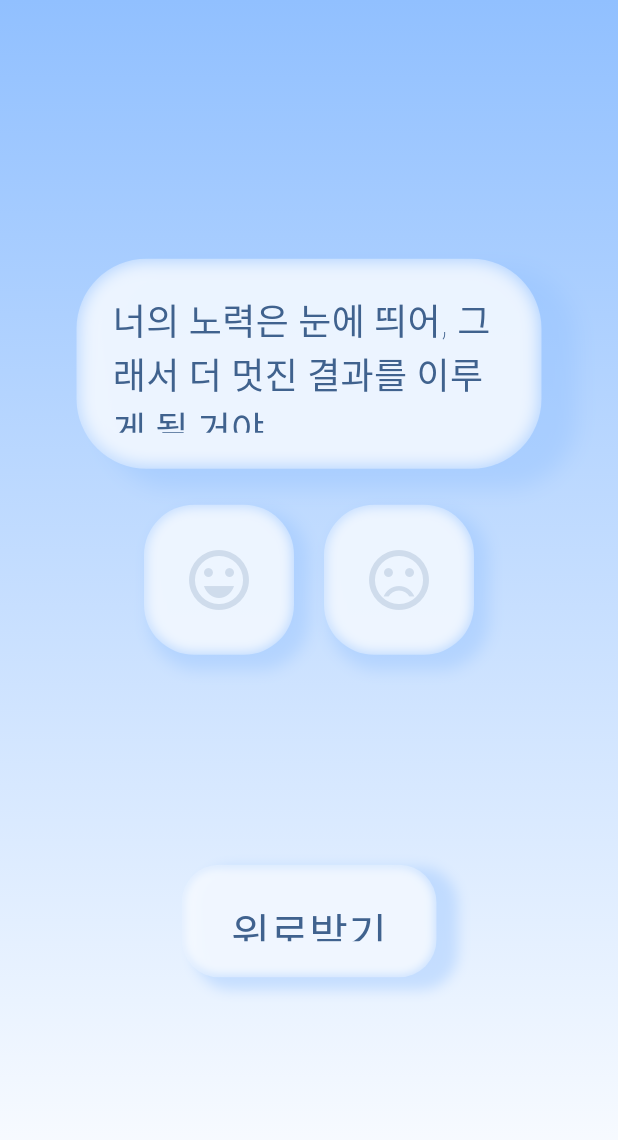
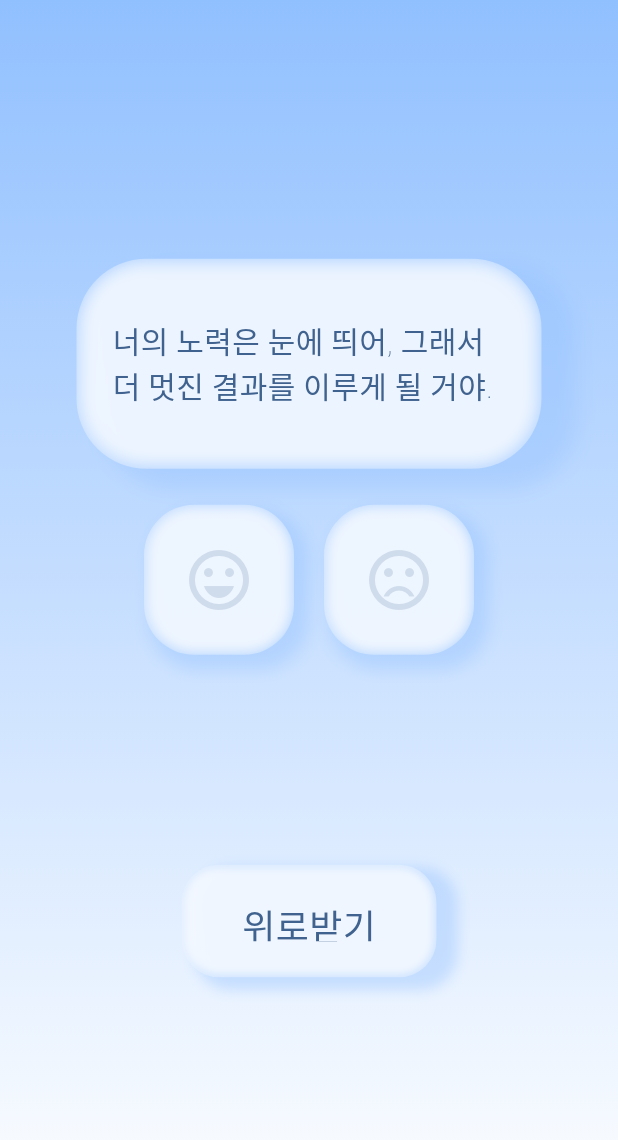
Before and after one commit to haeraam/cheer_app, a Flutter app: the ConsolationJudgePage screen opened by its route, after a tap on the "sentiment very satisfied" icon, on a phone screen of 412 x 824 dp. Shown: the top 1140 px of the screen. Run offline on Flutter 3.47's test engine with Material 2 defaults, Android fonts, the phone set to English and light mode, and no system bars; our stand-ins replace go_router, google_fonts.

Commit message:
페이지 전환 애니메이션 변경

```diff
--- a/lib/main.dart
+++ b/lib/main.dart
@@ -26,21 +26,53 @@ class MyApp extends StatelessWidget {
       routerConfig: GoRouter(routes: [
         GoRoute(
           path: '/',
-          builder: (context, state) => const HomePage(),
+          pageBuilder: (context, state) => buildPageWithDefaultTransition(
+            context: context,
+            state: state,
+            child: const HomePage(),
+          ),
         ),
         GoRoute(
           path: '/consolation_judge',
-          builder: (context, state) => const ConsolationJudgePage(),
+          pageBuilder: (context, state) => buildPageWithDefaultTransition(
+            context: context,
+            state: state,
+            child: const ConsolationJudgePage(),
+          ),
         ),
         GoRoute(
           path: '/choice',
-          builder: (context, state) => const ChoicePage(),
+          pageBuilder: (context, state) => buildPageWithDefaultTransition(
+            context: context,
+            state: state,
+            child: const ChoicePage(),
+          ),
         ),
         GoRoute(
           path: '/consolation',
-          builder: (context, state) => const ConsolationPage(),
+          pageBuilder: (context, state) => buildPageWithDefaultTransition(
+            context: context,
+            state: state,
+            child: const ConsolationPage(),
+          ),
         ),
       ]),
     );
   }
 }
+
+CustomTransitionPage buildPageWithDefaultTransition<T>({
+  required BuildContext context,
+  required GoRouterState state,
+  required Widget child,
+}) {
+  return CustomTransitionPage<T>(
+    transitionDuration: Duration(milliseconds: 200),
+    key: state.pageKey,
+    child: child,
+    transitionsBuilder: (context, animation, secondaryAnimation, child) => FadeTransition(
+      opacity: animation,
+      child: child,
+    ),
+  );
+}
--- a/lib/page/consolation_juidge_page.dart
+++ b/lib/page/consolation_juidge_page.dart
@@ -57,7 +57,7 @@ class _ConsolationJudgePageState extends State<ConsolationJudgePage> {
                     testList[testindex],
                     style: const TextStyle(
                       color: Color(0xFF40628E),
-                      fontSize: 24,
+                      fontSize: 20,
                       fontWeight: FontWeight.w200,
                     ),
                   ),
@@ -111,7 +111,7 @@ class _ConsolationJudgePageState extends State<ConsolationJudgePage> {
                     '위로받기',
                     style: TextStyle(
                       color: Color(0xFF40628E),
-                      fontSize: 28,
+                      fontSize: 24,
                       fontWeight: FontWeight.w200,
                     ),
                   ),
```
